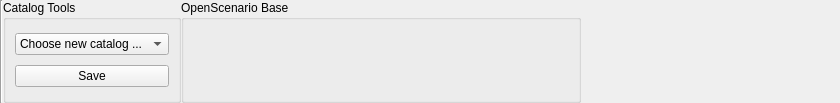
Above: src/OpenCOVER/DrivingSim/oddlot/src/gui/tools/OSCRibbon.ui from hlrs-vis/covise before the change. Below: the same form after it.
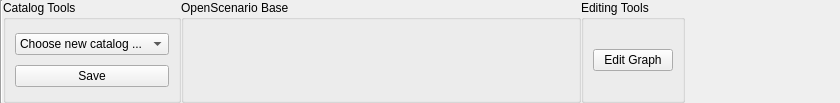
That is the form after the change.

```diff
--- a/src/OpenCOVER/DrivingSim/oddlot/src/gui/tools/OSCRibbon.ui
+++ b/src/OpenCOVER/DrivingSim/oddlot/src/gui/tools/OSCRibbon.ui
@@ -93,6 +93,28 @@
      <layout class="QGridLayout" name="baseToolsLayout"/>
     </widget>
    </item>
+   <item>
+    <widget class="QGroupBox" name="editTools">
+     <property name="title">
+      <string>Editing Tools</string>
+     </property>
+     <layout class="QGridLayout" name="gridLayout_2">
+      <item row="0" column="0">
+       <widget class="QPushButton" name="graphEditButton">
+        <property name="enabled">
+         <bool>true</bool>
+        </property>
+        <property name="text">
+         <string>Edit Graph</string>
+        </property>
+        <property name="checkable">
+         <bool>true</bool>
+        </property>
+       </widget>
+      </item>
+     </layout>
+    </widget>
+   </item>
    <item>
     <spacer name="horizontalSpacer">
      <property name="orientation">
```
Left out of the diff: 11 changed lines with no effect on the pictures.
